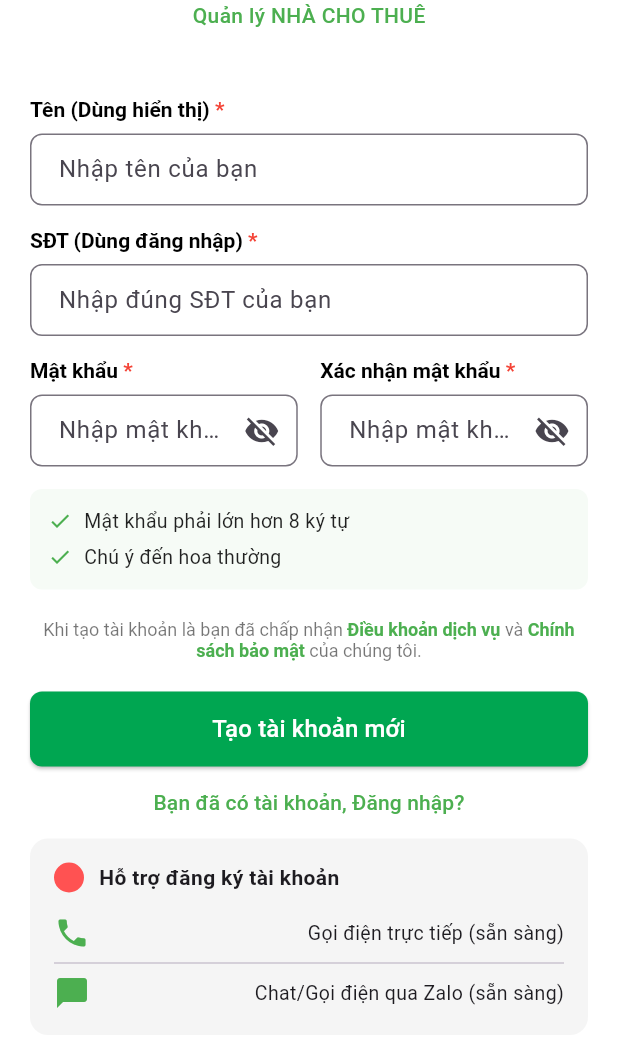
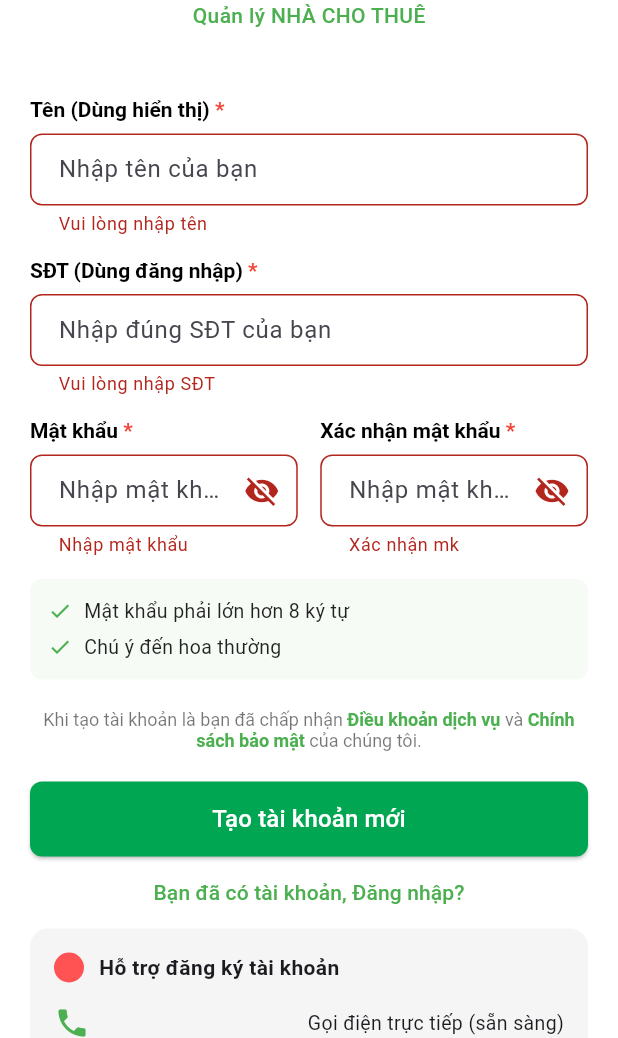
Before and after one commit to Huyit2k5/lozido, a Flutter app: the RegisterScreen screen opened directly, after a tap on "Tạo tài khoản mới", on a phone screen of 412 x 824 dp, the part 198-1236 px from its top. Run offline on Flutter 3.47's test engine with Material 3 defaults, Android fonts, the phone set to English and light mode, and no system bars.

Commit message:
Update register_page.dart

```diff
--- a/lib/presentation/pages/auth/register_page.dart
+++ b/lib/presentation/pages/auth/register_page.dart
@@ -1,10 +1,5 @@
 import 'package:flutter/material.dart';
-import 'package:lozido_app/presentation/pages/auth/login_page.dart';
-import '../../widgets/form_widget.dart';
-
-// void main() => runApp(
-//   MaterialApp(home: RegisterScreen(), debugShowCheckedModeBanner: false),
-// );
+import '../../../data/datasources/firebase_auth_service.dart';
 
 class RegisterScreen extends StatefulWidget {
   const RegisterScreen({super.key});
@@ -14,36 +9,89 @@ class RegisterScreen extends StatefulWidget {
 }
 
 class _RegisterScreenState extends State<RegisterScreen> {
+  final _formKey = GlobalKey<FormState>();
+
+  final TextEditingController _nameController = TextEditingController();
+  final TextEditingController _phoneController = TextEditingController();
+  final TextEditingController _passwordController = TextEditingController();
+  final TextEditingController _confirmPasswordController = TextEditingController();
+
   bool _isObscure = true;
   bool _isConfirmObscure = true;
+  bool _isLoading = false;
+
+  final FirebaseAuthService _authService = FirebaseAuthService();
+
+  @override
+  void dispose() {
+    _nameController.dispose();
+    _phoneController.dispose();
+    _passwordController.dispose();
+    _confirmPasswordController.dispose();
+    super.dispose();
+  }
+
+  void _register() async {
+    if (!_formKey.currentState!.validate()) {
+      return;
+    }
+
+    setState(() {
+      _isLoading = true;
+    });
+
+    try {
+      await _authService.registerWithPhoneNumber(
+        name: _nameController.text.trim(),
+        phoneNumber: _phoneController.text.trim(),
+        password: _passwordController.text,
+      );
+
+      if (!mounted) return;
+      ScaffoldMessenger.of(context).showSnackBar(
+        const SnackBar(
+          content: Text('Đăng ký thành công!'),
+          backgroundColor: Colors.green,
+        ),
+      );
+      Navigator.pop(context); // Trở về trang đăng nhập
+    } catch (e) {
+      if (!mounted) return;
+      ScaffoldMessenger.of(context).showSnackBar(
+        SnackBar(
+          content: Text(e.toString().replaceAll('Exception: ', '')),
+          backgroundColor: Colors.red,
+        ),
+      );
+    } finally {
+      if (mounted) {
+        setState(() {
+          _isLoading = false;
+        });
+      }
+    }
+  }
 
   @override
   Widget build(BuildContext context) {
-    return SafeArea(
-      child: Scaffold(
+    return Scaffold(
       backgroundColor: Colors.white,
       appBar: AppBar(
         backgroundColor: Colors.white,
         elevation: 0,
         leading: IconButton(
-            icon: Icon(Icons.arrow_back, color: Colors.black),
-            onPressed: () {
-              Navigator.push(
-                context,
-                MaterialPageRoute(
-                  builder: (context) =>
-                      const LoginScreen(), // Gọi class màn hình Đăng ký của bạn ở đây
+          icon: const Icon(Icons.arrow_back, color: Colors.black),
+          onPressed: () => Navigator.pop(context),
         ),
-              );
-            },
-          ),
-          title: Text(
+        title: const Text(
           "Đăng ký tài khoản",
           style: TextStyle(color: Colors.black, fontSize: 18),
         ),
       ),
       body: SingleChildScrollView(
-          padding: EdgeInsets.symmetric(horizontal: 20),
+        padding: const EdgeInsets.symmetric(horizontal: 20),
+        child: Form(
+          key: _formKey,
           child: Column(
             crossAxisAlignment: CrossAxisAlignment.start,
             children: [
@@ -53,14 +101,14 @@ class _RegisterScreenState extends State<RegisterScreen> {
                   padding: const EdgeInsets.symmetric(vertical: 30),
                   child: Column(
                     children: [
-                      Row(
+                      const Row(
                         mainAxisAlignment: MainAxisAlignment.center,
                         children: [
                           Icon(
                             Icons.home_work_rounded,
                             color: Colors.green,
                             size: 40,
-                          ), // Thay bằng Image.asset nếu có logo
+                          ),
                           SizedBox(width: 10),
                           Text(
                             "LOZIDO",
@@ -72,7 +120,7 @@ class _RegisterScreenState extends State<RegisterScreen> {
                           ),
                         ],
                       ),
-                      Text(
+                      const Text(
                         "Quản lý NHÀ CHO THUÊ",
                         style: TextStyle(
                           color: Colors.green,
@@ -85,50 +133,67 @@ class _RegisterScreenState extends State<RegisterScreen> {
               ),
 
               // Field: Tên hiển thị
-              CustomLabel(label: "Tên (Dùng hiển thị)", isRequired: true),
-              CustomTextField(hint: "Nhập tên của bạn"),
+              _buildLabel("Tên (Dùng hiển thị)"),
+              _buildTextField(
+                hint: "Nhập tên của bạn",
+                controller: _nameController,
+                validator: (val) {
+                  if (val == null || val.trim().isEmpty) return "Vui lòng nhập tên";
+                  return null;
+                },
+              ),
 
               // Field: Số điện thoại
-              CustomLabel(label: "SĐT (Dùng đăng nhập)", isRequired: true),
-              CustomTextField(
+              _buildLabel("SĐT (Dùng đăng nhập)"),
+              _buildTextField(
                 hint: "Nhập đúng SĐT của bạn",
+                controller: _phoneController,
                 keyboardType: TextInputType.phone,
+                validator: (val) {
+                  if (val == null || val.trim().isEmpty) return "Vui lòng nhập SĐT";
+                  if (val.length < 10 || val.length > 11) return "SĐT không hợp lệ";
+                  return null;
+                },
               ),
 
               // Row: Mật khẩu & Xác nhận mật khẩu
               Row(
+                crossAxisAlignment: CrossAxisAlignment.start,
                 children: [
                   Expanded(
                     child: Column(
                       crossAxisAlignment: CrossAxisAlignment.start,
                       children: [
-                        CustomLabel(label: "Mật khẩu", isRequired: true),
-                        PasswordField(
+                        _buildLabel("Mật khẩu"),
+                        _buildPasswordField(
                           hint: "Nhập mật khẩu",
                           obscure: _isObscure,
-                          toggle: () {
-                            setState(() => _isObscure = !_isObscure);
+                          controller: _passwordController,
+                          toggle: () => setState(() => _isObscure = !_isObscure),
+                          validator: (val) {
+                            if (val == null || val.isEmpty) return "Nhập mật khẩu";
+                            if (val.length < 8) return "Quá ngắn";
+                            return null;
                           },
                         ),
                       ],
                     ),
                   ),
-                  SizedBox(width: 15),
+                  const SizedBox(width: 15),
                   Expanded(
                     child: Column(
                       crossAxisAlignment: CrossAxisAlignment.start,
                       children: [
-                        CustomLabel(
-                          label: "Xác nhận mật khẩu",
-                          isRequired: true,
-                        ),
-                        PasswordField(
+                        _buildLabel("Xác nhận mật khẩu"),
+                        _buildPasswordField(
                           hint: "Nhập mật khẩu",
                           obscure: _isConfirmObscure,
-                          toggle: () {
-                            setState(
-                              () => _isConfirmObscure = !_isConfirmObscure,
-                            );
+                          controller: _confirmPasswordController,
+                          toggle: () => setState(() => _isConfirmObscure = !_isConfirmObscure),
+                          validator: (val) {
+                            if (val == null || val.isEmpty) return "Xác nhận mk";
+                            if (val != _passwordController.text) return "Không khớp";
+                            return null;
                           },
                         ),
                       ],
@@ -139,17 +204,17 @@ class _RegisterScreenState extends State<RegisterScreen> {
 
               // Ghi chú mật khẩu
               Container(
-                margin: EdgeInsets.only(top: 15),
-                padding: EdgeInsets.all(12),
+                margin: const EdgeInsets.only(top: 15),
+                padding: const EdgeInsets.all(12),
                 decoration: BoxDecoration(
                   color: Colors.green.withOpacity(0.05),
                   borderRadius: BorderRadius.circular(8),
                 ),
                 child: Column(
                   children: [
-                    RequirementItem(text: "Mật khẩu phải lớn hơn 8 ký tự"),
-                    SizedBox(height: 5),
-                    RequirementItem(text: "Chú ý đến hoa thường"),
+                    _buildRequirement("Mật khẩu phải lớn hơn 8 ký tự"),
+                    const SizedBox(height: 5),
+                    _buildRequirement("Chú ý đến hoa thường"),
                   ],
                 ),
               ),
@@ -160,7 +225,7 @@ class _RegisterScreenState extends State<RegisterScreen> {
                 child: Center(
                   child: RichText(
                     textAlign: TextAlign.center,
-                    text: TextSpan(
+                    text: const TextSpan(
                       text: "Khi tạo tài khoản là bạn đã chấp nhận ",
                       style: TextStyle(color: Colors.black54, fontSize: 12),
                       children: [
@@ -191,14 +256,23 @@ class _RegisterScreenState extends State<RegisterScreen> {
                 width: double.infinity,
                 height: 50,
                 child: ElevatedButton(
-                  onPressed: () {},
+                  onPressed: _isLoading ? null : _register,
                   style: ElevatedButton.styleFrom(
-                    backgroundColor: Color(0xFF00A651),
+                    backgroundColor: const Color(0xFF00A651),
                     shape: RoundedRectangleBorder(
                       borderRadius: BorderRadius.circular(8),
                     ),
                   ),
-                  child: Text(
+                  child: _isLoading
+                      ? const SizedBox(
+                          width: 24,
+                          height: 24,
+                          child: CircularProgressIndicator(
+                            color: Colors.white,
+                            strokeWidth: 2,
+                          ),
+                        )
+                      : const Text(
                           "Tạo tài khoản mới",
                           style: TextStyle(fontSize: 16, color: Colors.white),
                         ),
@@ -208,8 +282,8 @@ class _RegisterScreenState extends State<RegisterScreen> {
               // Nút Đăng nhập
               Center(
                 child: TextButton(
-                  onPressed: () {},
-                  child: Text(
+                  onPressed: () => Navigator.pop(context),
+                  child: const Text(
                     "Bạn đã có tài khoản, Đăng nhập?",
                     style: TextStyle(color: Colors.green),
                   ),
@@ -218,14 +292,14 @@ class _RegisterScreenState extends State<RegisterScreen> {
 
               // Phần hỗ trợ
               Container(
-                padding: EdgeInsets.all(16),
+                padding: const EdgeInsets.all(16),
                 decoration: BoxDecoration(
                   color: Colors.grey[100],
                   borderRadius: BorderRadius.circular(12),
                 ),
                 child: Column(
                   children: [
-                    Row(
+                    const Row(
                       children: [
                         CircleAvatar(
                           backgroundColor: Colors.redAccent,
@@ -238,20 +312,20 @@ class _RegisterScreenState extends State<RegisterScreen> {
                         ),
                       ],
                     ),
-                    SizedBox(height: 15),
-                    SupportOption(
-                      icon: Icons.phone,
-                      text: "Gọi điện trực tiếp (sẵn sàng)",
+                    const SizedBox(height: 15),
+                    _buildSupportOption(
+                      Icons.phone,
+                      "Gọi điện trực tiếp (sẵn sàng)",
                     ),
-                    Divider(),
-                    SupportOption(
-                      icon: Icons.chat_bubble,
-                      text: "Chat/Gọi điện qua Zalo (sẵn sàng)",
+                    const Divider(),
+                    _buildSupportOption(
+                      Icons.chat_bubble,
+                      "Chat/Gọi điện qua Zalo (sẵn sàng)",
                     ),
                   ],
                 ),
               ),
-              SizedBox(height: 30),
+              const SizedBox(height: 30),
             ],
           ),
         ),
@@ -259,7 +333,7 @@ class _RegisterScreenState extends State<RegisterScreen> {
     );
   }
 
-  // --- Các Widget bổ trợ để code sạch hơn ---
+  // --- Các Widget bổ trợ ---
 
   Widget _buildLabel(String label) {
     return Padding(
@@ -267,8 +341,8 @@ class _RegisterScreenState extends State<RegisterScreen> {
       child: RichText(
         text: TextSpan(
           text: label,
-          style: TextStyle(color: Colors.black, fontWeight: FontWeight.bold),
-          children: [
+          style: const TextStyle(color: Colors.black, fontWeight: FontWeight.bold),
+          children: const [
             TextSpan(
               text: " *",
               style: TextStyle(color: Colors.red),
@@ -279,27 +353,39 @@ class _RegisterScreenState extends State<RegisterScreen> {
     );
   }
 
-  Widget _buildTextField(
-    String hint, {
+  Widget _buildTextField({
+    required String hint,
+    required TextEditingController controller,
     TextInputType keyboardType = TextInputType.text,
+    String? Function(String?)? validator,
   }) {
     return TextFormField(
+      controller: controller,
       keyboardType: keyboardType,
+      validator: validator,
       decoration: InputDecoration(
         hintText: hint,
         border: OutlineInputBorder(borderRadius: BorderRadius.circular(8)),
-        contentPadding: EdgeInsets.symmetric(horizontal: 15),
+        contentPadding: const EdgeInsets.symmetric(horizontal: 15),
       ),
     );
   }
 
-  Widget _buildPasswordField(String hint, bool obscure, VoidCallback toggle) {
+  Widget _buildPasswordField({
+    required String hint,
+    required bool obscure,
+    required TextEditingController controller,
+    required VoidCallback toggle,
+    String? Function(String?)? validator,
+  }) {
     return TextFormField(
+      controller: controller,
       obscureText: obscure,
+      validator: validator,
       decoration: InputDecoration(
         hintText: hint,
         border: OutlineInputBorder(borderRadius: BorderRadius.circular(8)),
-        contentPadding: EdgeInsets.symmetric(horizontal: 15),
+        contentPadding: const EdgeInsets.symmetric(horizontal: 15),
         suffixIcon: IconButton(
           icon: Icon(obscure ? Icons.visibility_off : Icons.visibility),
           onPressed: toggle,
@@ -311,9 +397,9 @@ class _RegisterScreenState extends State<RegisterScreen> {
   Widget _buildRequirement(String text) {
     return Row(
       children: [
-        Icon(Icons.check, color: Colors.green, size: 16),
-        SizedBox(width: 8),
-        Text(text, style: TextStyle(fontSize: 13, color: Colors.black87)),
+        const Icon(Icons.check, color: Colors.green, size: 16),
+        const SizedBox(width: 8),
+        Text(text, style: const TextStyle(fontSize: 13, color: Colors.black87)),
       ],
     );
   }
@@ -323,7 +409,7 @@ class _RegisterScreenState extends State<RegisterScreen> {
       mainAxisAlignment: MainAxisAlignment.spaceBetween,
       children: [
         Icon(icon, color: Colors.green),
-        Text(text, style: TextStyle(fontSize: 13)),
+        Text(text, style: const TextStyle(fontSize: 13)),
       ],
     );
   }
```
Lines whose indentation alone changed are shown as unchanged.
